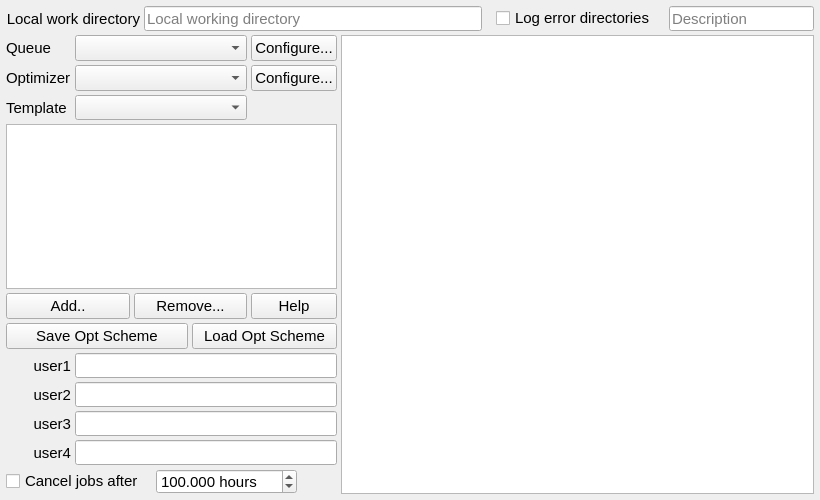
Above: src/search/gui/defaultopttab.ui from xtalopt/XtalOpt before the change. Below: the same form after it.
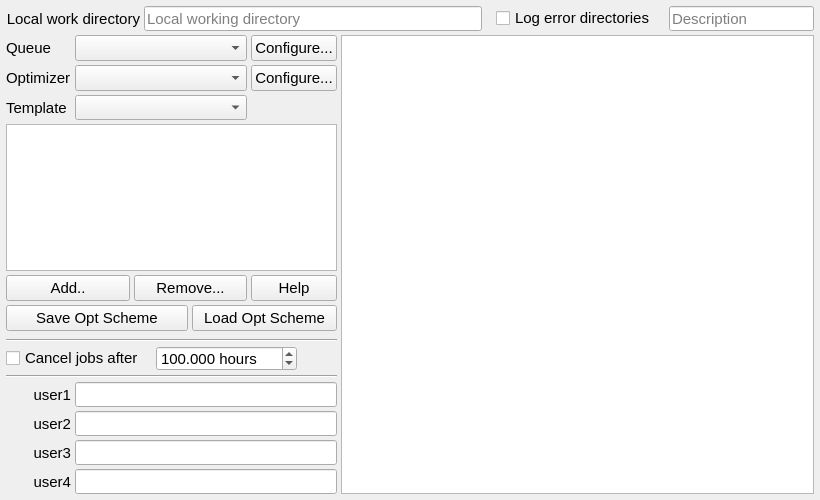
That is the form after the change.

```diff
--- a/src/search/gui/defaultopttab.ui
+++ b/src/search/gui/defaultopttab.ui
@@ -225,7 +225,7 @@
      </property>
     </widget>
    </item>
-   <item row="0" column="5" rowspan="11">
+   <item row="0" column="5" rowspan="13">
     <widget class="QTextEdit" name="edit_edit">
      <property name="sizePolicy">
       <sizepolicy hsizetype="MinimumExpanding" vsizetype="Expanding">
@@ -411,7 +411,40 @@
      </property>
     </widget>
    </item>
-   <item row="6" column="0">
+   <item row="6" column="0" colspan="5">
+    <layout class="QVBoxLayout" name="verticalLayout_jobTimeoutDivider">
+     <property name="margin">
+      <number>0</number>
+     </property>
+     <property name="spacing">
+      <number>0</number>
+     </property>
+     <item>
+      <spacer name="verticalSpacer_jobTimeoutDivider">
+       <property name="orientation">
+        <enum>Qt::Vertical</enum>
+       </property>
+       <property name="sizeType">
+        <enum>QSizePolicy::Fixed</enum>
+       </property>
+       <property name="sizeHint" stdset="0">
+        <size>
+         <width>20</width>
+         <height>4</height>
+        </size>
+       </property>
+      </spacer>
+     </item>
+     <item>
+      <widget class="Line" name="line_jobTimeout">
+       <property name="orientation">
+        <enum>Qt::Horizontal</enum>
+       </property>
+      </widget>
+     </item>
+    </layout>
+   </item>
+   <item row="9" column="0">
     <widget class="QLabel" name="label">
      <property name="font">
       <font>
@@ -426,7 +459,7 @@
      </property>
     </widget>
    </item>
-   <item row="7" column="0">
+   <item row="10" column="0">
     <widget class="QLabel" name="label_2">
      <property name="font">
       <font>
@@ -441,7 +474,7 @@
      </property>
     </widget>
    </item>
-   <item row="8" column="0">
+   <item row="11" column="0">
     <widget class="QLabel" name="label_3">
      <property name="font">
       <font>
@@ -456,7 +489,7 @@
      </property>
     </widget>
    </item>
-   <item row="9" column="0">
+   <item row="12" column="0">
     <widget class="QLabel" name="label_4">
      <property name="font">
       <font>
@@ -471,7 +504,7 @@
      </property>
     </widget>
    </item>
-   <item row="6" column="1" colspan="4">
+   <item row="9" column="1" colspan="4">
     <widget class="QLineEdit" name="edit_user1">
      <property name="minimumSize">
       <size>
@@ -486,7 +519,7 @@
      </property>
     </widget>
    </item>
-   <item row="7" column="1" colspan="4">
+   <item row="10" column="1" colspan="4">
     <widget class="QLineEdit" name="edit_user2">
      <property name="minimumSize">
       <size>
@@ -501,7 +534,7 @@
      </property>
     </widget>
    </item>
-   <item row="8" column="1" colspan="4">
+   <item row="11" column="1" colspan="4">
     <widget class="QLineEdit" name="edit_user3">
      <property name="minimumSize">
       <size>
@@ -516,7 +549,7 @@
      </property>
     </widget>
    </item>
-   <item row="9" column="1" colspan="4">
+   <item row="12" column="1" colspan="4">
     <widget class="QLineEdit" name="edit_user4">
      <property name="minimumSize">
       <size>
@@ -531,7 +564,14 @@
      </property>
     </widget>
    </item>
-   <item row="10" column="0" colspan="5">
+   <item row="8" column="0" colspan="5">
+    <widget class="Line" name="line_userFields">
+     <property name="orientation">
+      <enum>Qt::Horizontal</enum>
+     </property>
+    </widget>
+   </item>
+   <item row="7" column="0" colspan="5">
     <layout class="QHBoxLayout" name="horizontalLayout_jobTimeout">
      <item>
       <widget class="QCheckBox" name="cb_cancelJobAfterTime">
```
Left out of the diff: 2 changed lines with no effect on the pictures.
